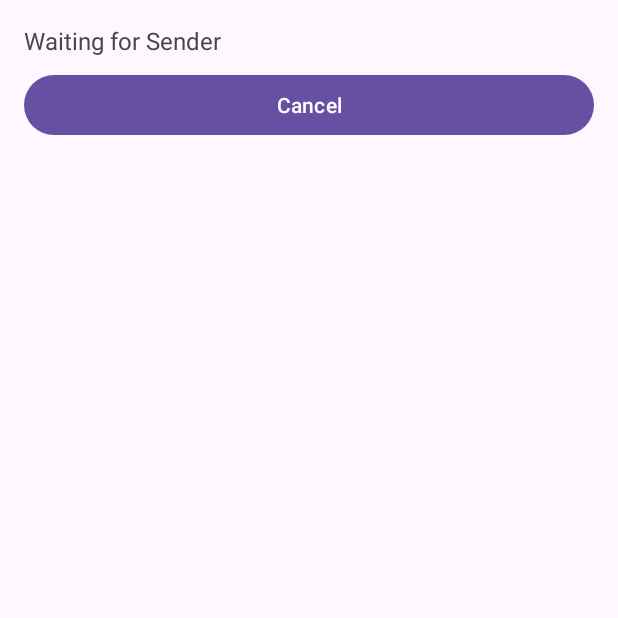
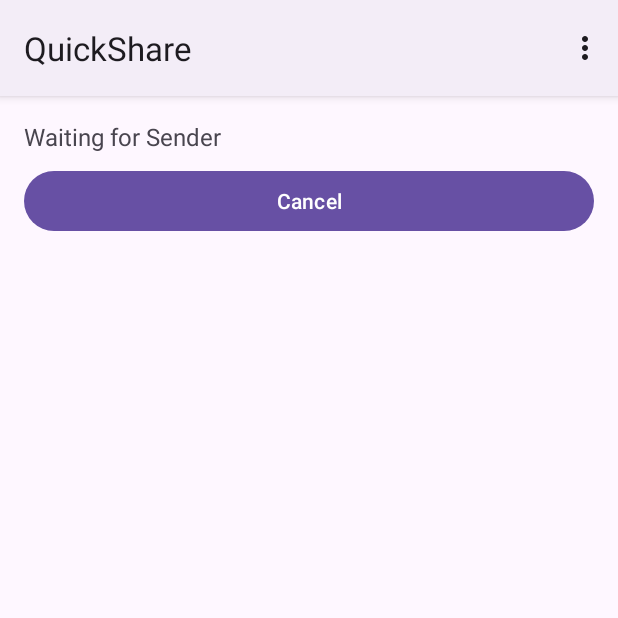
Before and after one commit to ori-coval/QuickShare, an Android app: the screen it shows after launch (RecipientActivity), after a tap on "receive Files", on a phone screen of 412 x 824 dp, the top half of it. Run offline under Robolectric (Android 15) with nearby library versions, the phone set to English and light mode, and no system bars.

Commit message:
started adding menu

```diff
--- a/app/src/main/java/com/example/quickshare/MainActivity.java
+++ b/app/src/main/java/com/example/quickshare/MainActivity.java
@@ -1,16 +1,21 @@
 package com.example.quickshare;
 
+import androidx.annotation.NonNull;
 import androidx.appcompat.app.AppCompatActivity;
+import androidx.appcompat.view.menu.MenuBuilder;
 import androidx.core.app.ActivityCompat;
 import androidx.core.content.ContextCompat;
 
 import android.Manifest;
+import android.annotation.SuppressLint;
 import android.bluetooth.BluetoothAdapter;
 import android.bluetooth.BluetoothManager;
 import android.content.Context;
 import android.content.pm.PackageManager;
 import android.os.Build;
 import android.os.Bundle;
+import android.view.Menu;
+import android.view.MenuItem;
 import android.view.View;
 import android.widget.Button;
 import android.content.Intent;
@@ -73,4 +78,28 @@
 
 
     }
+
+    @SuppressLint("RestrictedApi")
+    @Override
+    public boolean onCreateOptionsMenu(Menu menu) {
+        getMenuInflater().inflate(R.menu.main_menu, menu);
+        if(menu instanceof MenuBuilder){
+            MenuBuilder mb = (MenuBuilder) menu;
+            mb.setOptionalIconsVisible(true);
+        }
+        MenuItem homeAction = menu.findItem(R.id.action_home);
+        homeAction.setVisible(false);
+        return true;
+    }
+
+    @Override
+    public boolean onOptionsItemSelected(@NonNull MenuItem item) {
+        int id = item.getItemId();
+
+        if(id == R.id.action_share_screen){
+            Intent intent = new Intent(MainActivity.this, FileSharingActivity.class);
+            startActivity(intent);
+        }
+        return super.onOptionsItemSelected(item);
+    }
 }
--- a/app/src/main/java/com/example/quickshare/RecipientActivity.java
+++ b/app/src/main/java/com/example/quickshare/RecipientActivity.java
@@ -1,6 +1,7 @@
 package com.example.quickshare;
 
 import androidx.activity.result.contract.ActivityResultContract;
+import androidx.annotation.NonNull;
 import androidx.appcompat.app.AppCompatActivity;
 import androidx.core.app.ActivityCompat;
 import androidx.core.content.ContextCompat;
@@ -11,6 +12,8 @@
 import android.content.pm.PackageManager;
 import android.os.Build;
 import android.os.Bundle;
+import android.view.Menu;
+import android.view.MenuItem;
 import android.view.View;
 import android.widget.Button;
 
@@ -48,4 +51,22 @@
             }
         });
     }
+
+    @Override
+    public boolean onCreateOptionsMenu(Menu menu) {
+        getMenuInflater().inflate(R.menu.main_menu, menu);
+        MenuItem homeAction = menu.findItem(R.id.action_home);
+        homeAction.setVisible(false);
+        return true;
+    }
+
+    @Override
+    public boolean onOptionsItemSelected(@NonNull MenuItem item) {
+        int id = item.getItemId();
+
+        if(id == R.id.action_share_screen){
+            finish();
+        }
+        return super.onOptionsItemSelected(item);
+    }
 }
--- /dev/null
+++ b/app/src/main/res/drawable/share_svg.xml
@@ -0,0 +1,9 @@
+<vector xmlns:android="http://schemas.android.com/apk/res/android"
+    android:width="200dp"
+    android:height="200dp"
+    android:viewportWidth="458.62"
+    android:viewportHeight="458.62">
+  <path
+      android:pathData="M339.59,314.53c-14.22,0 -27.46,4.13 -38.62,11.24l-112.68,-78.67c1.81,-6.32 2.8,-12.98 2.8,-19.87c0,-6.9 -0.99,-13.56 -2.8,-19.87l109.64,-76.55c11.76,8.36 26.13,13.29 41.66,13.29c39.79,0 72.05,-32.26 72.05,-72.05C411.63,32.26 379.38,0 339.59,0c-39.79,0 -72.05,32.26 -72.05,72.05c0,5.26 0.58,10.37 1.65,15.31l-112.42,78.49c-10.97,-6.76 -23.89,-10.67 -37.73,-10.67c-39.79,0 -72.05,32.26 -72.05,72.05s32.26,72.05 72.05,72.05c13.83,0 26.75,-3.91 37.73,-10.67l113.29,79.1c-1.63,6.02 -2.51,12.34 -2.51,18.87c0,39.79 32.26,72.05 72.05,72.05c39.79,0 72.05,-32.26 72.05,-72.05C411.64,346.79 379.38,314.53 339.59,314.53z"
+      android:fillColor="#000000"/>
+</vector>
--- /dev/null
+++ b/app/src/main/res/menu/main_menu.xml
@@ -0,0 +1,15 @@
+<?xml version="1.0" encoding="utf-8"?>
+<menu xmlns:android="http://schemas.android.com/apk/res/android">
+
+    <item
+        android:id="@+id/action_home"
+        android:title="Home"
+        />
+
+    <item
+        android:id="@+id/action_share_screen"
+        android:title="Share"
+        android:icon="@drawable/share_svg"
+        />
+
+</menu>
--- a/app/src/main/res/values/themes.xml
+++ b/app/src/main/res/values/themes.xml
@@ -1,6 +1,6 @@
 <resources xmlns:tools="http://schemas.android.com/tools">
     <!-- Base application theme. -->
-    <style name="Base.Theme.QuickShare" parent="Theme.Material3.DayNight.NoActionBar">
+    <style name="Base.Theme.QuickShare" parent="Theme.Material3.DayNight">
         <!-- Customize your light theme here. -->
         <!-- <item name="colorPrimary">@color/my_light_primary</item> -->
     </style>
```
Also changed, not shown: app/src/main/java/com/example/quickshare/FileSharingActivity.java (+22 -0 lines).
